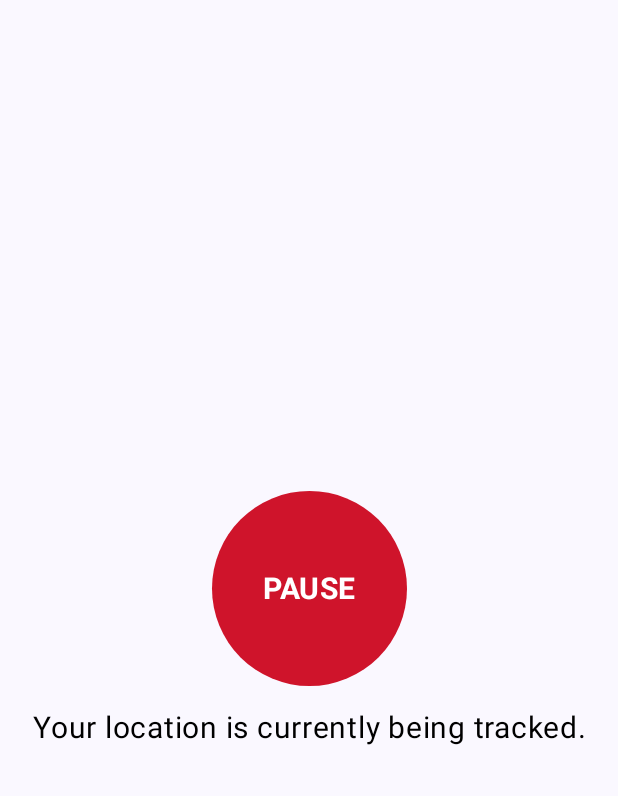
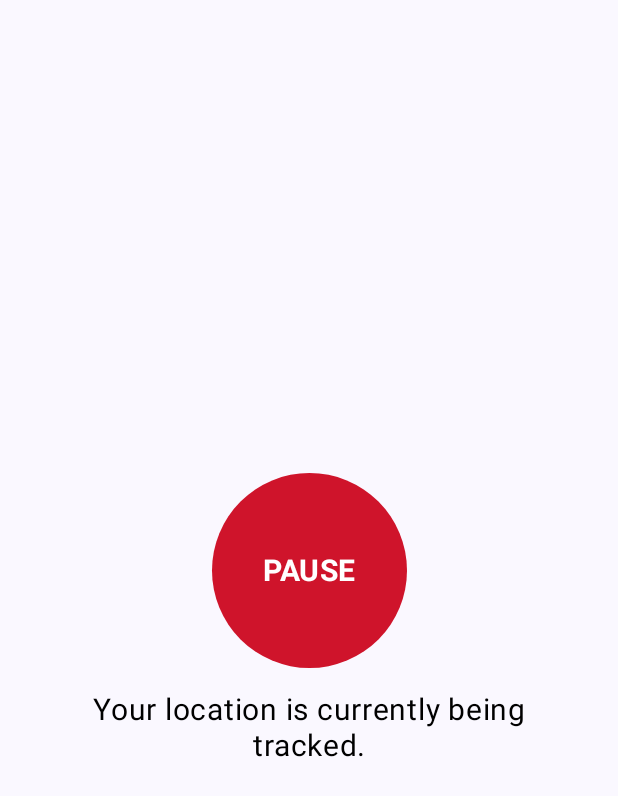
Before and after one commit to miles-akio/CECS378-AntiLife360, an Android app built with Jetpack Compose: the screen it shows after launch (MainActivity), on a phone screen of 412 x 824 dp. Shown: the top 796 px of the screen. Run offline under Robolectric (Android 15) with nearby library versions, the phone set to English and light mode, and no system bars.

Commit message:
CHORE: Edit width of text display

```diff
--- a/app/src/main/java/com/example/anti_life360/MainActivity.kt
+++ b/app/src/main/java/com/example/anti_life360/MainActivity.kt
@@ -17,6 +17,8 @@ import androidx.compose.ui.text.font.FontWeight
 import androidx.compose.ui.text.style.TextAlign
 import androidx.compose.ui.unit.sp
 import com.example.anti_life360.ui.theme.AntiLife360Theme
+import androidx.compose.ui.platform.LocalConfiguration
+
 
 class MainActivity : ComponentActivity() {
     override fun onCreate(savedInstanceState: Bundle?) {
@@ -38,7 +40,7 @@ class MainActivity : ComponentActivity() {
 @Composable
 fun PauseButton(name: String, modifier: Modifier = Modifier) {
     var isClicked by remember { mutableStateOf(false) }
-
+    val screenWidth = LocalConfiguration.current.screenWidthDp.dp
     Column(
         modifier = Modifier
             .fillMaxSize()
@@ -68,7 +70,8 @@ fun PauseButton(name: String, modifier: Modifier = Modifier) {
             color = Color.Black,
             fontSize = 20.sp,
             textAlign = TextAlign.Center,
-            fontWeight = FontWeight.Normal
+            fontWeight = FontWeight.Normal,
+            modifier = Modifier.widthIn(max = screenWidth * 0.7f)
         )
     }
 }
```
